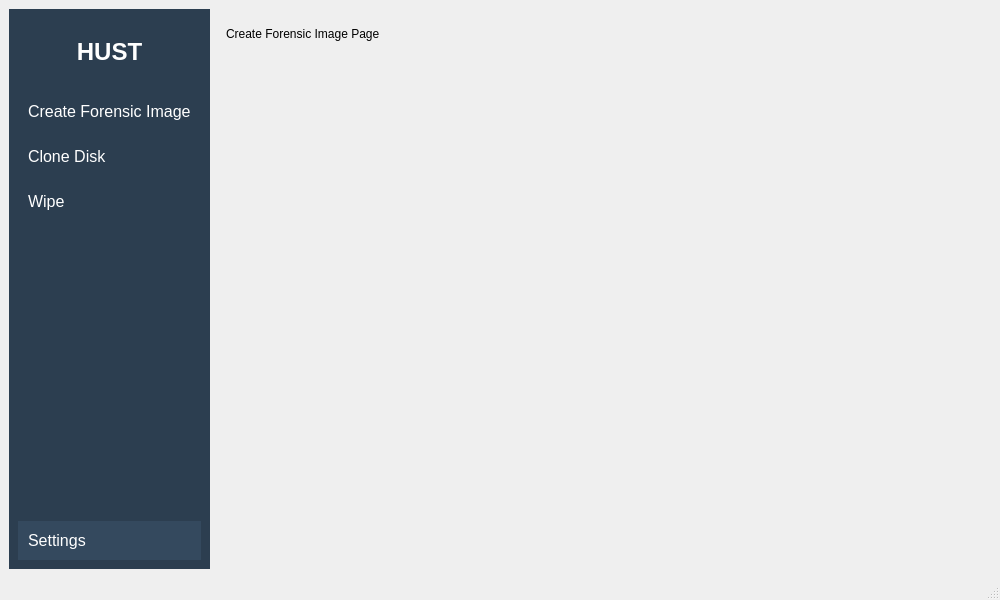
betty2310/CongFung, file mainwindow.ui: the form before one commit.
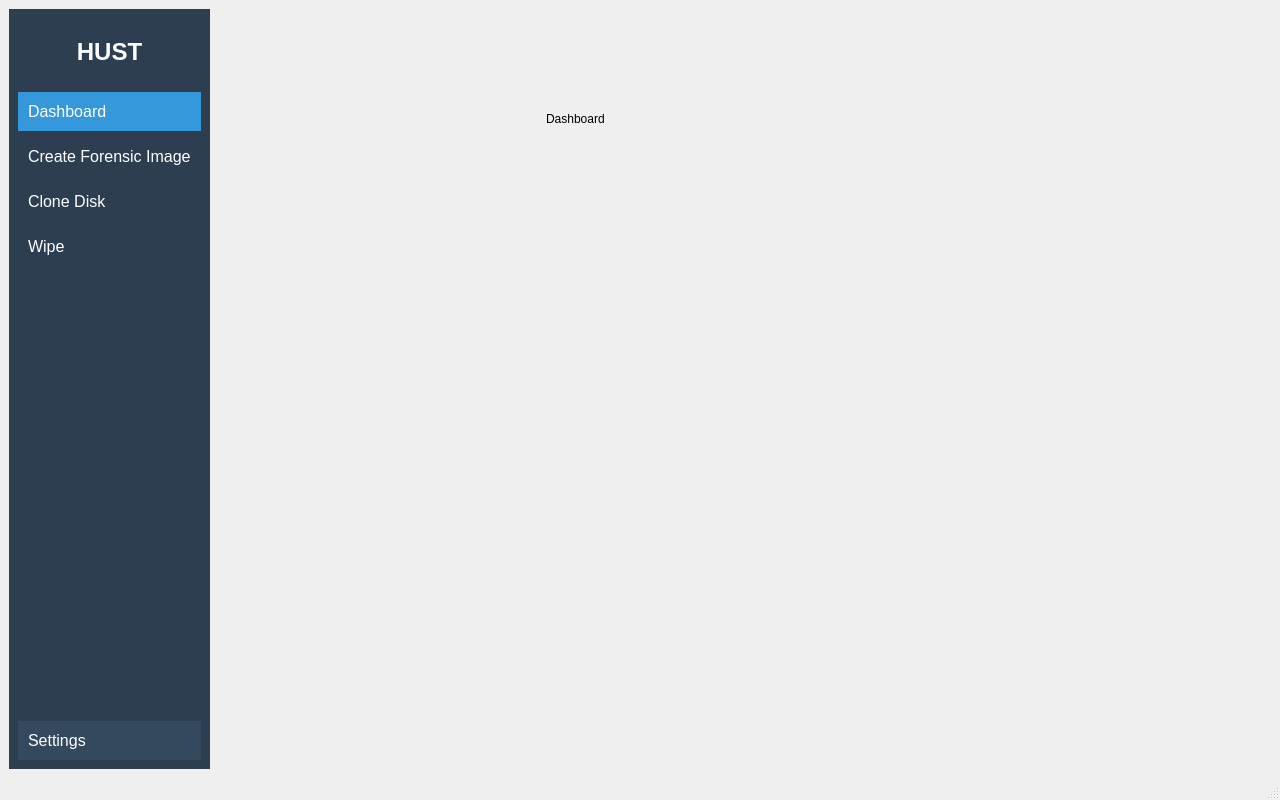
The form after the commit.

Commit message: feat: add dashboard page

Diff of the .ui file:
```diff
--- a/mainwindow.ui
+++ b/mainwindow.ui
@@ -6,8 +6,8 @@
    <rect>
     <x>0</x>
     <y>0</y>
-    <width>1000</width>
-    <height>600</height>
+    <width>1280</width>
+    <height>800</height>
    </rect>
   </property>
   <property name="windowTitle">
@@ -56,11 +56,27 @@
          </property>
         </widget>
        </item>
+       <item>
+        <widget class="QPushButton" name="dashboardBtn">
+         <property name="text">
+          <string>Dashboard</string>
+         </property>
+         <property name="checkable">
+          <bool>true</bool>
+         </property>
+         <property name="checked">
+          <bool>true</bool>
+         </property>
+        </widget>
+       </item>
        <item>
         <widget class="QPushButton" name="createForensicImageBtn">
          <property name="text">
           <string>Create Forensic Image</string>
          </property>
+         <property name="checkable">
+          <bool>true</bool>
+         </property>
         </widget>
        </item>
        <item>
@@ -68,6 +84,9 @@
          <property name="text">
           <string>Clone Disk</string>
          </property>
+         <property name="checkable">
+          <bool>true</bool>
+         </property>
         </widget>
        </item>
        <item>
@@ -75,6 +94,9 @@
          <property name="text">
           <string>Wipe</string>
          </property>
+         <property name="checkable">
+          <bool>true</bool>
+         </property>
         </widget>
        </item>
        <item>
@@ -105,7 +127,25 @@
       <property name="styleSheet">
        <string notr="true"/>
       </property>
-      <widget class="QWidget" name="page">
+      <property name="currentIndex">
+       <number>0</number>
+      </property>
+      <widget class="QWidget" name="dashboardPage">
+       <widget class="QLabel" name="label_4">
+        <property name="geometry">
+         <rect>
+          <x>330</x>
+          <y>100</y>
+          <width>151</width>
+          <height>20</height>
+         </rect>
+        </property>
+        <property name="text">
+         <string>Dashboard</string>
+        </property>
+       </widget>
+      </widget>
+      <widget class="QWidget" name="forensicImagePage">
        <widget class="QLabel" name="label">
         <property name="geometry">
          <rect>
```
Left out of the diff: 6 changed lines with no effect on the pictures. The commit also changes 2 other files.
